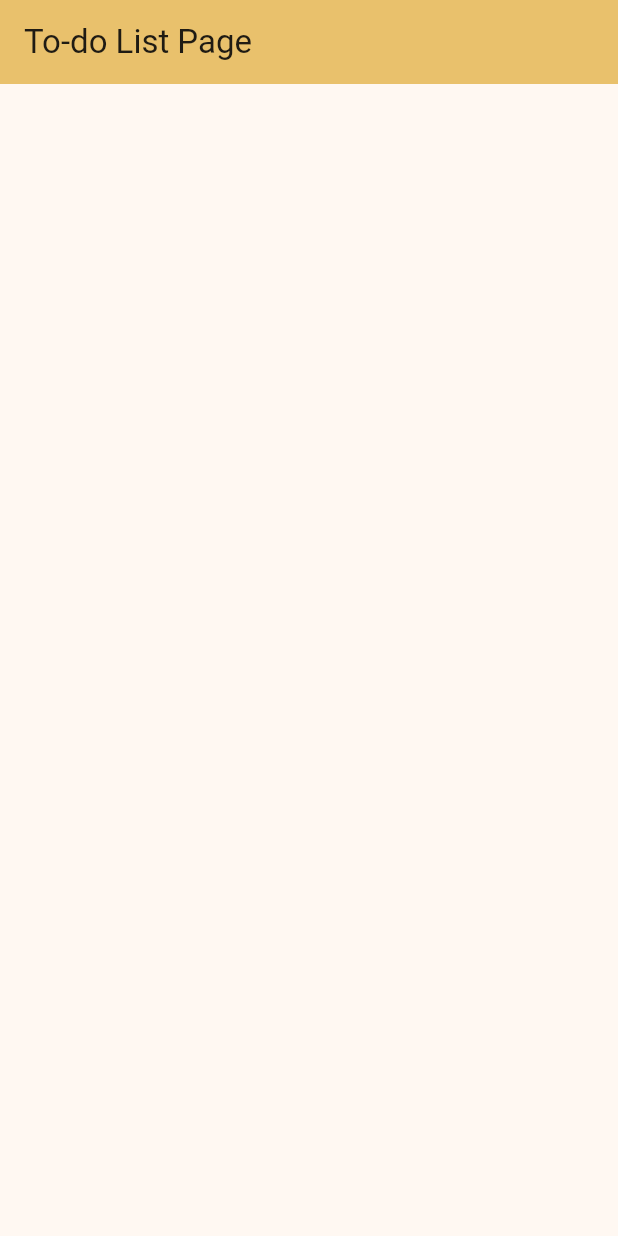
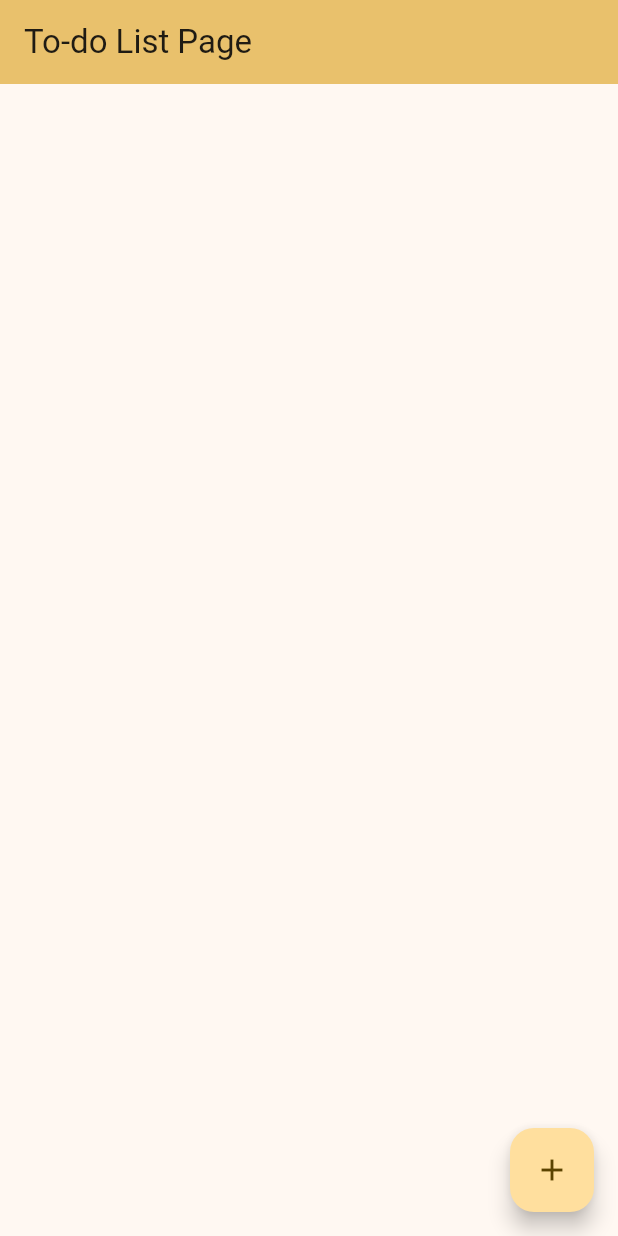
Before and after one commit to shelldonryan/toDo-list-project, a Flutter app: the screen it shows after launch, on a phone screen of 412 x 824 dp. Run offline on Flutter 3.47's test engine with Material 3 defaults, Android fonts, the phone set to English and light mode, and no system bars.

Commit message:
Modify Scaffold widget
Create a list with the tasks and when click on the button display in the screen a new string 'new task' from the list was create

```diff
--- a/lib/main.dart
+++ b/lib/main.dart
@@ -12,7 +12,7 @@ class MyApp extends StatelessWidget {
     return MaterialApp(
       title: 'To-Do List',
       theme: ThemeData(
-        colorScheme:ColorScheme.fromSeed(seedColor: Colors.amber),
+        colorScheme: ColorScheme.fromSeed(seedColor: Colors.amber),
         useMaterial3: true,
       ),
       home: HomePageToDo(title: 'To-do List Page'),
@@ -30,6 +30,14 @@ class HomePageToDo extends StatefulWidget {
 }
 
 class _HomePageToDo extends State<HomePageToDo> {
+  var listTasks = <String>[];
+
+  Future<void> _todo_task() async {
+    setState(() {
+      listTasks.add('new task');
+    });
+  }
+
   @override
   Widget build(BuildContext context) {
     return Scaffold(
@@ -37,6 +45,17 @@ class _HomePageToDo extends State<HomePageToDo> {
         backgroundColor: Theme.of(context).colorScheme.inversePrimary,
         title: Text(widget.title),
       ),
+      body: Center(
+        child: Column(
+          mainAxisAlignment: MainAxisAlignment.start,
+          children: listTasks.map((task) => Text(task)).toList(),
+        ),
+      ),
+      floatingActionButton: FloatingActionButton(
+        onPressed: _todo_task,
+        tooltip: 'Create one more to-do task',
+        child: const Icon(Icons.add_outlined),
+      ),
     );
   }
 }
```
Also changed, not shown: 1 other file.
